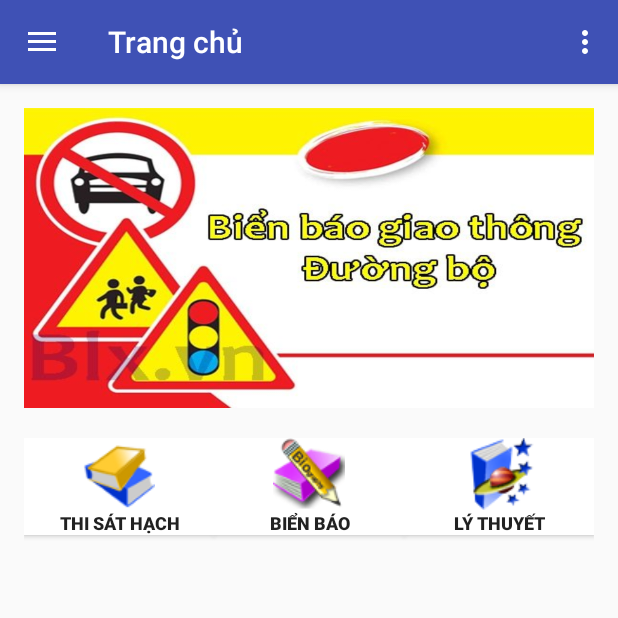
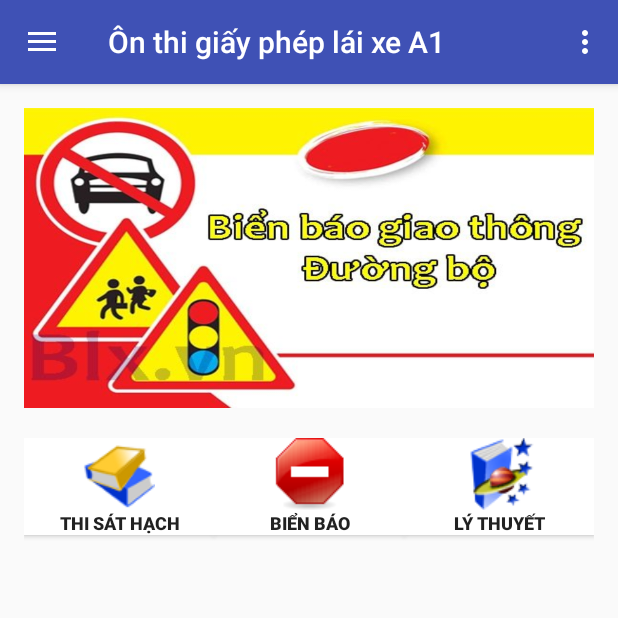
Before and after one commit to congdung2498/A1, an Android app: the screen it shows after launch (MainActivity), on a phone screen of 412 x 824 dp, the top half of it. Run offline under Robolectric (Android 15) with nearby library versions, the phone set to English and light mode, and no system bars.

Commit message:
giao dien

```diff
--- a/app/src/main/java/com/example/nguyentuan/tracnghiem1/MainActivity.java
+++ b/app/src/main/java/com/example/nguyentuan/tracnghiem1/MainActivity.java
@@ -117,9 +117,9 @@ public class MainActivity extends AppCompatActivity
             FragmentManager manager = getSupportFragmentManager();
             manager.beginTransaction().replace(R.id.content_main, a1Fragment, a1Fragment.getTag()).commit();
 
-        } else if (id == R.id.monly) {
-
-        } else if (id == R.id.monhoa) {
+//        } else if (id == R.id.monly) {
+//
+//        } else if (id == R.id.monhoa) {
 
         } else if (id == R.id.search) {
             SearchQuesFragment searchQuesFragment = new SearchQuesFragment();
--- a/app/src/main/java/com/example/nguyentuan/tracnghiem1/monhoc/HomeFragment.java
+++ b/app/src/main/java/com/example/nguyentuan/tracnghiem1/monhoc/HomeFragment.java
@@ -37,7 +37,7 @@ public class HomeFragment extends Fragment {
     public View onCreateView(LayoutInflater inflater, ViewGroup container,
                              Bundle savedInstanceState) {
         // Inflate the layout for this fragment
-        ((MainActivity) getActivity()).getSupportActionBar().setTitle("Trang chủ");
+        ((MainActivity) getActivity()).getSupportActionBar().setTitle("Ôn thi giấy phép lái xe A1");
         return inflater.inflate(R.layout.fragment_home, container, false);
 
     }
--- a/app/src/main/res/layout/fragment_home.xml
+++ b/app/src/main/res/layout/fragment_home.xml
@@ -54,7 +54,7 @@
                 android:layout_width="wrap_content"
                 android:layout_height="wrap_content"
                 android:layout_weight="1"
-                android:drawableTop="@drawable/icon_3"
+                android:drawableTop="@drawable/bien_bao_home"
                 android:text="Biển báo"
                 android:textSize="12dp"
                 android:textStyle="bold"
--- a/app/src/main/res/layout/fragment_toan_hoc.xml
+++ b/app/src/main/res/layout/fragment_toan_hoc.xml
@@ -2,7 +2,7 @@
     xmlns:tools="http://schemas.android.com/tools"
     android:layout_width="match_parent"
     android:layout_height="match_parent"
-    tools:context="com.example.nguyentuan.tracnghiem1.monhoc.ToanHocFragment">
+    tools:context="com.example.nguyentuan.tracnghiem1.monhoc.A1Fragment">
 
 
     <GridView
--- a/app/src/main/res/menu/activity_main_drawer.xml
+++ b/app/src/main/res/menu/activity_main_drawer.xml
@@ -5,35 +5,35 @@
         <item
             android:id="@+id/home"
             android:icon="@drawable/home"
-            android:title="Home" />
+            android:title="Trang chủ" />
     </group>
 
-    <item android:title="Đề thi trắc nghiệm">
+    <item android:title="Chức năng ứng dụng">
         <menu>
             <group android:checkableBehavior="single">
                 <item
                     android:id="@+id/A1"
-                    android:icon="@drawable/cauhoi"
+                    android:icon="@drawable/test_a1"
                     android:title="Thi bằng A1" />
-                <item
-                    android:id="@+id/monly"
-                    android:icon="@drawable/tracnghiem"
-                    android:title="Môn Vật Lý" />
-                <item
-                    android:id="@+id/monhoa"
-                    android:icon="@drawable/cauhoi"
-                    android:title="Môn Hóa Học" />
-                <item
-                    android:id="@+id/monsinh"
-                    android:icon="@drawable/ic_menu_send"
-                    android:title="Môn Sinh Học" />
+                <!--<item-->
+                    <!--android:id="@+id/monly"-->
+                    <!--android:icon="@drawable/tracnghiem"-->
+                    <!--android:title="Môn Vật Lý" />-->
+                <!--<item-->
+                    <!--android:id="@+id/monhoa"-->
+                    <!--android:icon="@drawable/cauhoi"-->
+                    <!--android:title="Môn Hóa Học" />-->
+                <!--<item-->
+                    <!--android:id="@+id/monsinh"-->
+                    <!--android:icon="@drawable/ic_menu_send"-->
+                    <!--android:title="Môn Sinh Học" />-->
                 <item
                     android:id="@+id/search"
-                    android:icon="@drawable/ic_menu_send"
+                    android:icon="@drawable/search"
                     android:title="Tìm kiếm câu hỏi" />
                 <item
                     android:id="@+id/score"
-                    android:icon="@drawable/ic_menu_send"
+                    android:icon="@drawable/list"
                     android:title="Danh sách điểm" />
             </group>
         </menu>
```
Also changed, not shown: app/src/main/res/drawable/bien_bao_home.png (added), app/src/main/res/drawable/list.png (added), app/src/main/res/drawable/search.png (added), app/src/main/res/drawable/test_a1.png (added).
